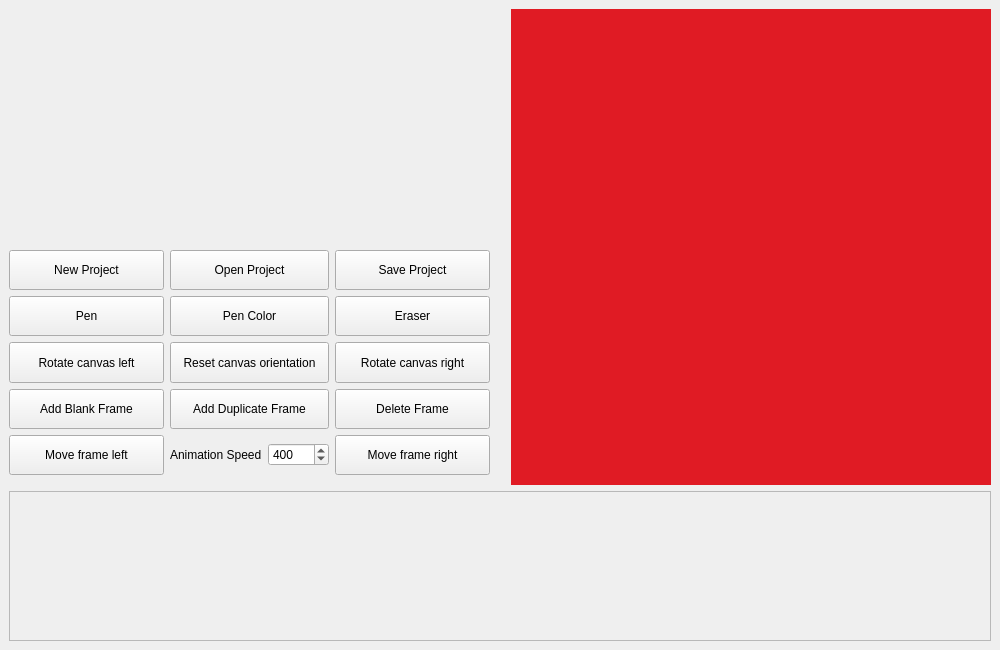
Above: mainwindow.ui from sydneyB6577/SpriteEditor before the change. Below: the same form after it.
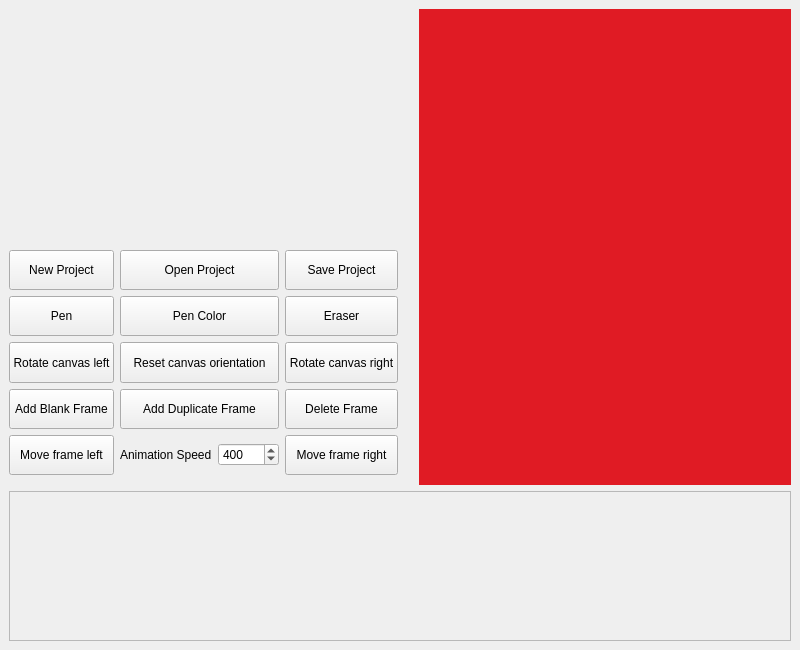
That is the form after the change. Custom widgets are drawn as their Qt base class.

Commit message: Rewrite chooseColor() using QColorDialog; minor UI tweak

Patch:
```diff
--- a/mainwindow.ui
+++ b/mainwindow.ui
@@ -6,7 +6,7 @@
    <rect>
     <x>0</x>
     <y>0</y>
-    <width>1000</width>
+    <width>800</width>
     <height>650</height>
    </rect>
   </property>
@@ -340,7 +340,7 @@
           <rect>
            <x>0</x>
            <y>0</y>
-           <width>978</width>
+           <width>774</width>
            <height>148</height>
           </rect>
          </property>
```
The commit also changes 1 other file.
